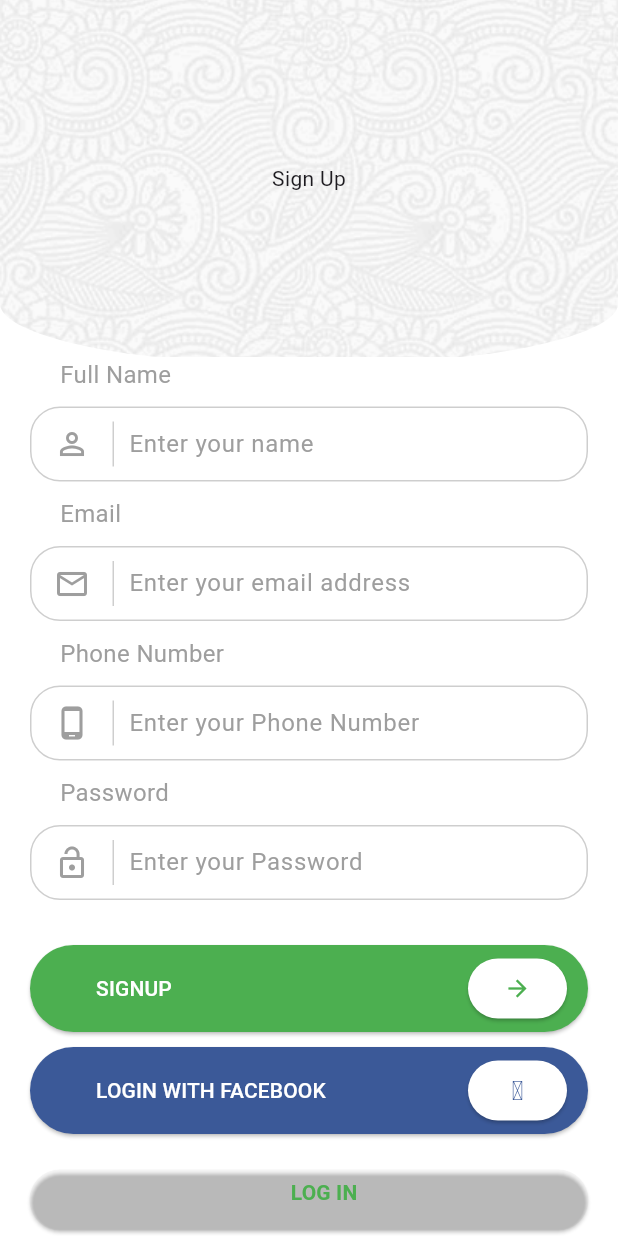
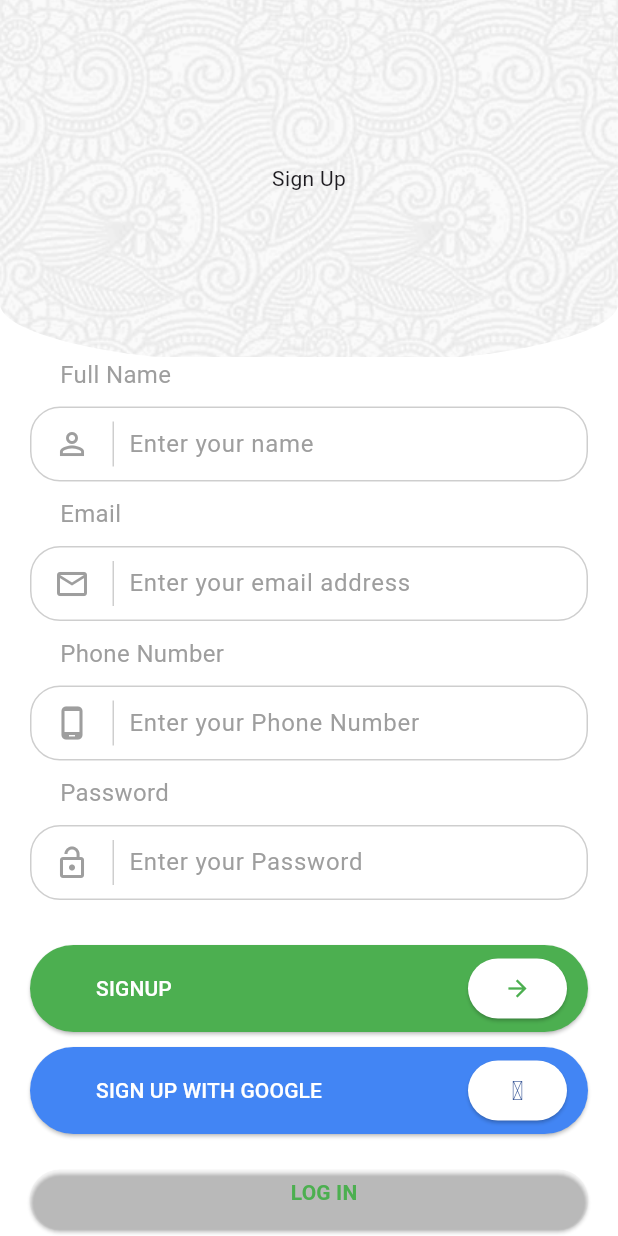
Before and after one commit to mwichabe/astretConsultant, a Flutter app: the screen it shows after launch, on a phone screen of 412 x 824 dp. Run offline on Flutter 3.47's test engine with Material 3 defaults, Android fonts, the phone set to English and light mode, and no system bars; our stand-ins replace cached_network_image, cloud_firestore, firebase_auth, firebase_core, fluttertoast, image_picker; missing offline and left inert: flutter_windowmanager; accounts and stored records are empty.

Commit message:
Jan 27th

```diff
--- a/lib/main.dart
+++ b/lib/main.dart
@@ -1,11 +1,16 @@
 import 'dart:io';
 
+import 'package:astret/firebase_options.dart';
 import 'package:astret/splashScreen/splashScreen.dart';
+import 'package:firebase_core/firebase_core.dart';
 import 'package:flutter/material.dart';
 import 'package:flutter_windowmanager/flutter_windowmanager.dart';
 
 void main() async {
+  WidgetsFlutterBinding.ensureInitialized();
+  await Firebase.initializeApp(options: DefaultFirebaseOptions.currentPlatform);
   runApp(const MyApp());
+
   WidgetsBinding.instance.addPostFrameCallback((timeStamp) async {
     if (Platform.isAndroid) {
       await FlutterWindowManager.addFlags(FlutterWindowManager.FLAG_SECURE);
--- /dev/null
+++ b/lib/models/user.dart
@@ -0,0 +1,35 @@
+class UserModelOne {
+  String uid;
+  String? yourName;
+  String? email;
+  String? phoneNumber;
+  String? profilePictureUrl;
+
+  UserModelOne({
+    required this.uid,
+    this.yourName,
+    this.email,
+    this.phoneNumber,
+    this.profilePictureUrl,
+  });
+  // data from server
+  factory UserModelOne.fromMap(map) {
+    return UserModelOne(
+      uid: map['uid'],
+      yourName: map['yourName'],
+      email: map['email'],
+      phoneNumber: map['phoneNumber'],
+      profilePictureUrl: map['profilePictureUrl'],
+    );
+  }
+// sending data to server
+  Map<String, dynamic> toMap() {
+    return {
+      'uid': uid,
+      'yourName': yourName,
+      'email': email,
+      'phoneNumber': phoneNumber,
+      'profilePictureUrl': profilePictureUrl,
+    };
+  }
+}
--- a/lib/signUp/signUp.dart
+++ b/lib/signUp/signUp.dart
@@ -1,11 +1,15 @@
-import 'package:astret/colors/colors.dart';
+import 'dart:developer';
+
 import 'package:astret/home/home.dart';
 import 'package:astret/login/logIn.dart';
-import 'package:astret/signUp/completeSignUp.dart';
+import 'package:astret/models/user.dart';
 import 'package:astret/signUp/otp_UI.dart';
+import 'package:cloud_firestore/cloud_firestore.dart';
+import 'package:firebase_auth/firebase_auth.dart';
 import 'package:flutter/material.dart';
+import 'package:fluttertoast/fluttertoast.dart';
 
-class SignUp extends StatelessWidget {
+class SignUp extends StatefulWidget {
   final Color? primaryColor;
   final Color? backgroundColor;
   final AssetImage backgroundImage;
@@ -16,6 +20,22 @@ class SignUp extends StatelessWidget {
     this.backgroundImage =
         const AssetImage("assets/singInBackground/full-bloom.png"),
   });
+
+  @override
+  State<SignUp> createState() => _SignUpState();
+}
+
+class _SignUpState extends State<SignUp> {
+  bool isLoading = false;
+  final _auth = FirebaseAuth.instance;
+  //form key
+  final _formKey = GlobalKey<FormState>();
+  //editing Controllers
+  final TextEditingController _nameEditingController = TextEditingController();
+  final TextEditingController _emailEditingController = TextEditingController();
+  final TextEditingController phoneEditingController = TextEditingController();
+  final TextEditingController _passwordEditingController =
+      TextEditingController();
   @override
   Widget build(BuildContext context) {
     return SafeArea(
@@ -24,8 +44,10 @@ class SignUp extends StatelessWidget {
         child: Container(
           height: MediaQuery.of(context).size.height,
           decoration: BoxDecoration(
-            color: backgroundColor,
+            color: widget.backgroundColor,
           ),
+          child: Form(
+            key: _formKey,
             child: Column(
               crossAxisAlignment: CrossAxisAlignment.start,
               mainAxisSize: MainAxisSize.max,
@@ -36,12 +58,13 @@ class SignUp extends StatelessWidget {
                     child: Container(
                         decoration: BoxDecoration(
                           image: DecorationImage(
-                          image: backgroundImage,
+                            image: widget.backgroundImage,
                             fit: BoxFit.cover,
                           ),
                         ),
                         alignment: Alignment.center,
-                      padding: const EdgeInsets.only(top: 100.0, bottom: 100.0),
+                        padding:
+                            const EdgeInsets.only(top: 100.0, bottom: 100.0),
                         child: const Text('Sign Up')),
                   ),
                 ),
@@ -78,8 +101,9 @@ class SignUp extends StatelessWidget {
                         color: Colors.grey.withOpacity(0.5),
                         margin: const EdgeInsets.only(left: 00.0, right: 10.0),
                       ),
-                    const Expanded(
-                      child: TextField(
+                      Expanded(
+                        child: TextFormField(
+                          controller: _nameEditingController,
                           decoration: InputDecoration(
                             border: InputBorder.none,
                             hintText: 'Enter your name',
@@ -123,8 +147,9 @@ class SignUp extends StatelessWidget {
                         color: Colors.grey.withOpacity(0.5),
                         margin: const EdgeInsets.only(left: 00.0, right: 10.0),
                       ),
-                    const Expanded(
-                      child: TextField(
+                      Expanded(
+                        child: TextFormField(
+                          controller: _emailEditingController,
                           obscureText: false,
                           decoration: InputDecoration(
                             border: InputBorder.none,
@@ -169,8 +194,9 @@ class SignUp extends StatelessWidget {
                         color: Colors.grey.withOpacity(0.5),
                         margin: const EdgeInsets.only(left: 00.0, right: 10.0),
                       ),
-                    const Expanded(
-                      child: TextField(
+                      Expanded(
+                        child: TextFormField(
+                          controller: phoneEditingController,
                           decoration: InputDecoration(
                             border: InputBorder.none,
                             hintText: 'Enter your Phone Number',
@@ -214,8 +240,9 @@ class SignUp extends StatelessWidget {
                         color: Colors.grey.withOpacity(0.5),
                         margin: const EdgeInsets.only(left: 00.0, right: 10.0),
                       ),
-                    const Expanded(
-                      child: TextField(
+                      Expanded(
+                        child: TextFormField(
+                          controller: _passwordEditingController,
                           obscureText: true,
                           decoration: InputDecoration(
                             border: InputBorder.none,
@@ -237,7 +264,7 @@ class SignUp extends StatelessWidget {
                           style: ElevatedButton.styleFrom(
                             shape: RoundedRectangleBorder(
                                 borderRadius: BorderRadius.circular(30.0)),
-                          backgroundColor: primaryColor,
+                            backgroundColor: widget.primaryColor,
                           ),
                           child: Row(
                             children: [
@@ -265,26 +292,18 @@ class SignUp extends StatelessWidget {
                                     ),
                                     child: Icon(
                                       Icons.arrow_forward,
-                                    color: primaryColor,
+                                      color: widget.primaryColor,
                                     ),
                                     onPressed: () => {
-                                    Navigator.pushReplacement(
-                                        context,
-                                        MaterialPageRoute(
-                                            builder: (context) =>
-                                                const OtpUI()))
+                                      register(_emailEditingController.text,
+                                          _passwordEditingController.text)
                                     },
                                   ),
                                 ),
                               )
                             ],
                           ),
-                        onPressed: () => {
-                          Navigator.pushReplacement(
-                              context,
-                              MaterialPageRoute(
-                                  builder: (context) => const OtpUI()))
-                        },
+                          onPressed: () => {},
                         ),
                       ),
                     ],
@@ -301,7 +320,7 @@ class SignUp extends StatelessWidget {
                             shape: RoundedRectangleBorder(
                                 borderRadius: BorderRadius.circular(30.0)),
                             //splashColor: Color(0xFF3B5998),
-                          backgroundColor: const Color(0xff3B5998),
+                            backgroundColor: const Color(0xff4285F4),
                           ),
                           child: SingleChildScrollView(
                             child: Row(
@@ -309,7 +328,7 @@ class SignUp extends StatelessWidget {
                                 const Padding(
                                   padding: EdgeInsets.only(left: 20.0),
                                   child: Text(
-                                  "LOGIN WITH FACEBOOK",
+                                    "SIGN UP WITH GOOGLE",
                                     style: TextStyle(color: Colors.white),
                                   ),
                                 ),
@@ -365,7 +384,7 @@ class SignUp extends StatelessWidget {
                               child: Text(
                                 "LOG IN",
                                 style: TextStyle(
-                                  color: primaryColor,
+                                    color: widget.primaryColor,
                                     fontWeight: FontWeight.bold),
                               ),
                             ),
@@ -385,7 +404,88 @@ class SignUp extends StatelessWidget {
             ),
           ),
         ),
+      ),
     ));
+  }
+
+  postDetailsToFirestore() async {
+    // calling firestore
+    FirebaseFirestore firebaseFirestore = FirebaseFirestore.instance;
+    User? user = _auth.currentUser;
+    //calling usermodel
+    UserModelOne userModel = UserModelOne(uid: '');
+    // sending content
+    userModel.email = user!.email;
+    userModel.uid = user.uid;
+    //userModel.phoneNumber= _phoneNumberController.text as int?;
+    userModel.yourName = _nameEditingController.text;
+    userModel.phoneNumber = phoneEditingController.text;
+    await firebaseFirestore
+        .collection('users')
+        .doc(user.uid)
+        .set(userModel.toMap());
+    Navigator.pushReplacement(
+        context,
+        MaterialPageRoute(builder: (context) => const Home()
+            //OtpUI()
+            ));
+    Fluttertoast.showToast(
+      msg: 'Account created successfully',
+      toastLength: Toast.LENGTH_SHORT,
+      gravity: ToastGravity.BOTTOM,
+      backgroundColor: Colors.green,
+      timeInSecForIosWeb: 1,
+      fontSize: 16,
+    );
+  }
+
+  void register(String email, String password) async {
+    if (_formKey.currentState!.validate()) {
+      setState(() {
+        isLoading = true;
+      });
+      try {
+        await _auth.createUserWithEmailAndPassword(
+          email: _emailEditingController.text,
+          password: _passwordEditingController.text,
+        );
+
+        // If the user creation is successful, post details to Firestore
+        await postDetailsToFirestore();
+      } catch (e) {
+        log(e.toString());
+        // Show error message
+        String errorMessage = 'An error occurred during sign-up.';
+        if (e is FirebaseAuthException) {
+          switch (e.code) {
+            case 'weak-password':
+              errorMessage =
+                  'The password is too weak. Please use a stronger password.';
+              break;
+            case 'email-already-in-use':
+              errorMessage =
+                  'The email address is already in use. Please choose a different email.';
+              break;
+            // Add more cases for other possible error codes
+            default:
+              errorMessage =
+                  'An error occurred while creating your account. Please try again later.';
+          }
+        }
+        Fluttertoast.showToast(
+          msg: errorMessage,
+          toastLength: Toast.LENGTH_SHORT,
+          gravity: ToastGravity.BOTTOM,
+          backgroundColor: Colors.red,
+          timeInSecForIosWeb: 1,
+          fontSize: 16,
+        );
+      } finally {
+        setState(() {
+          isLoading = false;
+        });
+      }
+    }
   }
 }
 
--- a/pubspec.yaml
+++ b/pubspec.yaml
@@ -41,6 +41,9 @@ dependencies:
   http: ^1.1.2
   url_launcher: ^6.2.3
   flutter_windowmanager: ^0.2.0
+  firebase_core: ^2.24.2
+  firebase_auth: ^4.16.0
+  cloud_firestore: ^4.14.0
 
 dev_dependencies:
   flutter_test:
```
Also changed, not shown: lib/firebase_options.dart (added), pubspec.lock, 8 other files. Lines whose indentation alone changed are shown as unchanged.
